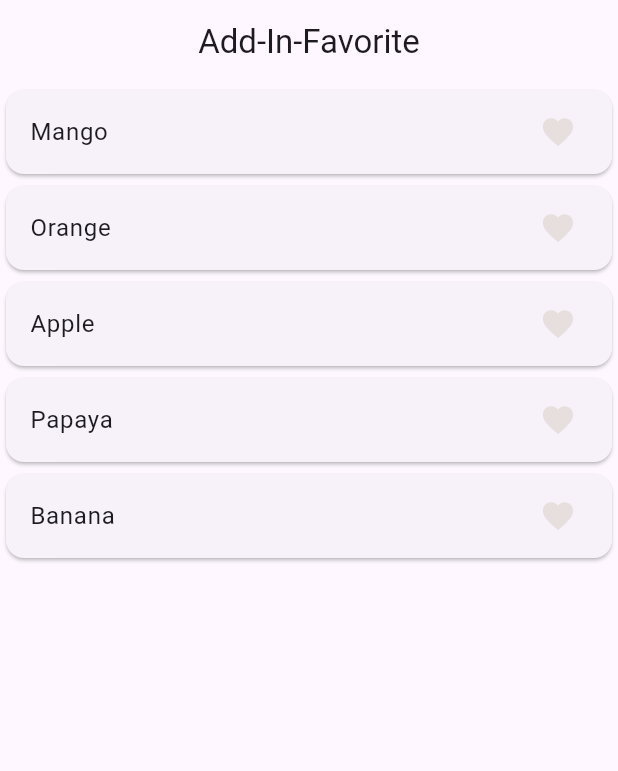
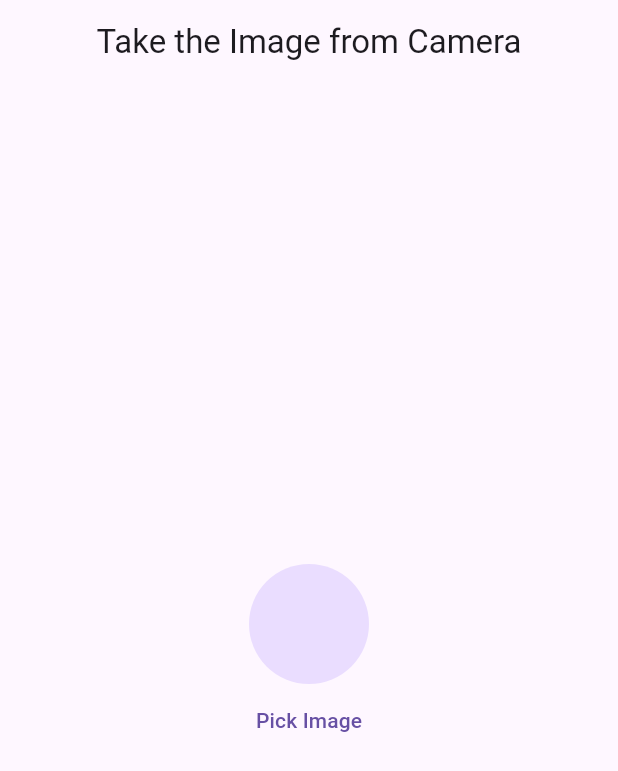
Before and after one commit to Rajan804/GetX-Tutorial-Using-Flutter, a Flutter app: the screen it shows after launch, on a phone screen of 412 x 824 dp. Shown: the top 771 px of the screen. Run offline on Flutter 3.47's test engine with Material 3 defaults, Android fonts, the phone set to English and light mode, and no system bars; our stand-ins replace get, image_picker.

Commit message:
pick the image from camera or gallery

```diff
--- a/lib/main.dart
+++ b/lib/main.dart
@@ -40,6 +40,7 @@ import 'package:first_tutorial1/AddFavInGetX/FavHome.dart';
 import 'package:first_tutorial1/GetXwithSwitchBtn/SwithBtnHome.dart';
 import 'package:first_tutorial1/StateManagement/HomeStateMan.dart';
 import 'package:first_tutorial1/StateManagement2/Home_opacity.dart';
+import 'package:first_tutorial1/takeImgFromCamOrGallery/TakeImgHome.dart';
 import 'package:flutter/material.dart';
 import 'package:get/get.dart';
 
@@ -60,7 +61,8 @@ class MyApp extends StatelessWidget {
       // home: Homestateman(),
       //home: HomeOpacity(),
       // home: Swithbtnhome(),
-      home: Favhome(),
+      //home: Favhome(),
+      home: Takeimghome(),
     );
   }
 }
--- /dev/null
+++ b/lib/takeImgFromCamOrGallery/TakeImgHome.dart
@@ -0,0 +1,55 @@
+import 'dart:io';
+
+import 'package:first_tutorial1/takeImgFromCamOrGallery/img_picker_controller.dart';
+import 'package:flutter/material.dart';
+import 'package:get/get.dart';
+
+class Takeimghome extends StatefulWidget {
+  const Takeimghome({super.key});
+
+  @override
+  State<Takeimghome> createState() => _TakeimghomeState();
+}
+
+class _TakeimghomeState extends State<Takeimghome> {
+  ImgPickerController imgPickerController = Get.put(ImgPickerController());
+
+  @override
+  void initState() {
+    // TODO: implement initState
+    super.initState();
+  }
+
+  @override
+  Widget build(BuildContext context) {
+    return Scaffold(
+        appBar: AppBar(
+          title: Text("Take the Image from Camera"),
+          centerTitle: true,
+        ),
+        body: Obx(
+          () {
+            return Column(
+              mainAxisAlignment: MainAxisAlignment.center,
+              crossAxisAlignment: CrossAxisAlignment.center,
+              children: [
+                Center(
+                  child: CircleAvatar(
+                    radius: 40,
+                    backgroundImage: imgPickerController.imagePath.isNotEmpty
+                        ? FileImage(
+                            File(imgPickerController.imagePath.toString()))
+                        : null,
+                  ),
+                ),
+                TextButton(
+                    onPressed: () {
+                      imgPickerController.getImage();
+                    },
+                    child: Text("Pick Image"))
+              ],
+            );
+          },
+        ));
+  }
+}
--- /dev/null
+++ b/lib/takeImgFromCamOrGallery/img_picker_controller.dart
@@ -0,0 +1,14 @@
+import 'package:get/get.dart';
+import 'package:image_picker/image_picker.dart';
+
+class ImgPickerController extends GetxController {
+  RxString imagePath = "".obs;
+  Future getImage() async {
+    final ImagePicker _picker = ImagePicker();
+    final image = await _picker.pickImage(source: ImageSource.camera);
+
+    if (image != null) {
+      imagePath.value = image.path.toString();
+    }
+  }
+}
--- a/pubspec.yaml
+++ b/pubspec.yaml
@@ -35,6 +35,8 @@ dependencies:
   # The following adds the Cupertino Icons font to your application.
   # Use with the CupertinoIcons class for iOS style icons.
   cupertino_icons: ^1.0.6
+  image_picker: ^1.1.2
+  image_picker_web: ^4.0.0
   get: ^4.6.6
 
 dev_dependencies:
```
Also changed, not shown: pubspec.lock, 5 other files.
